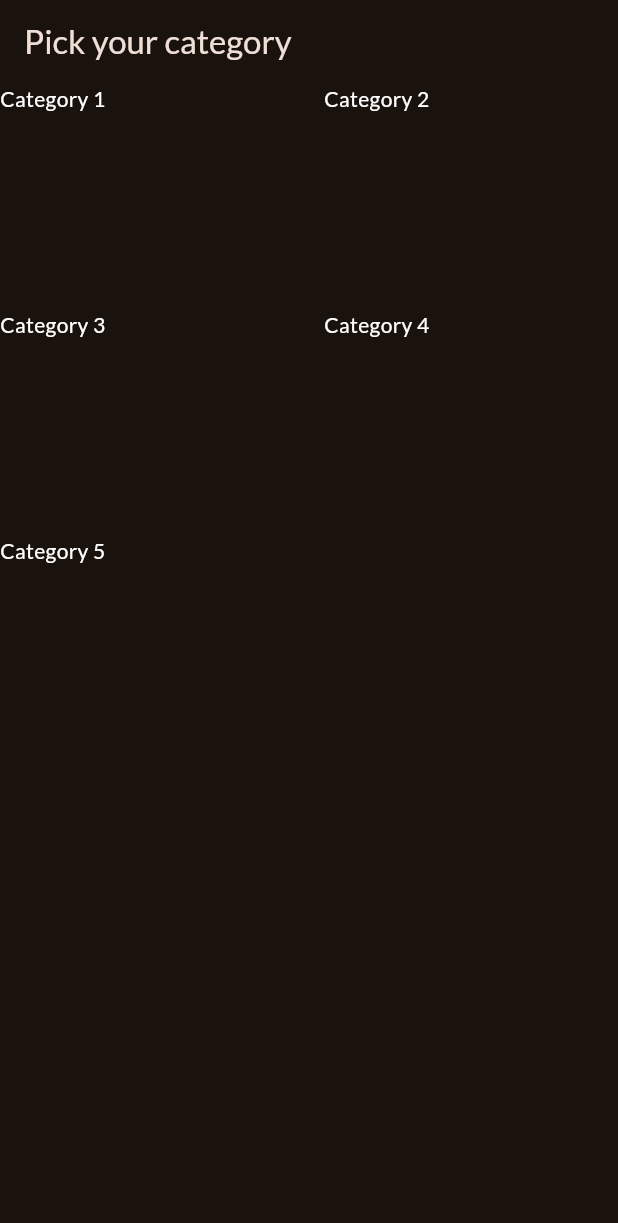
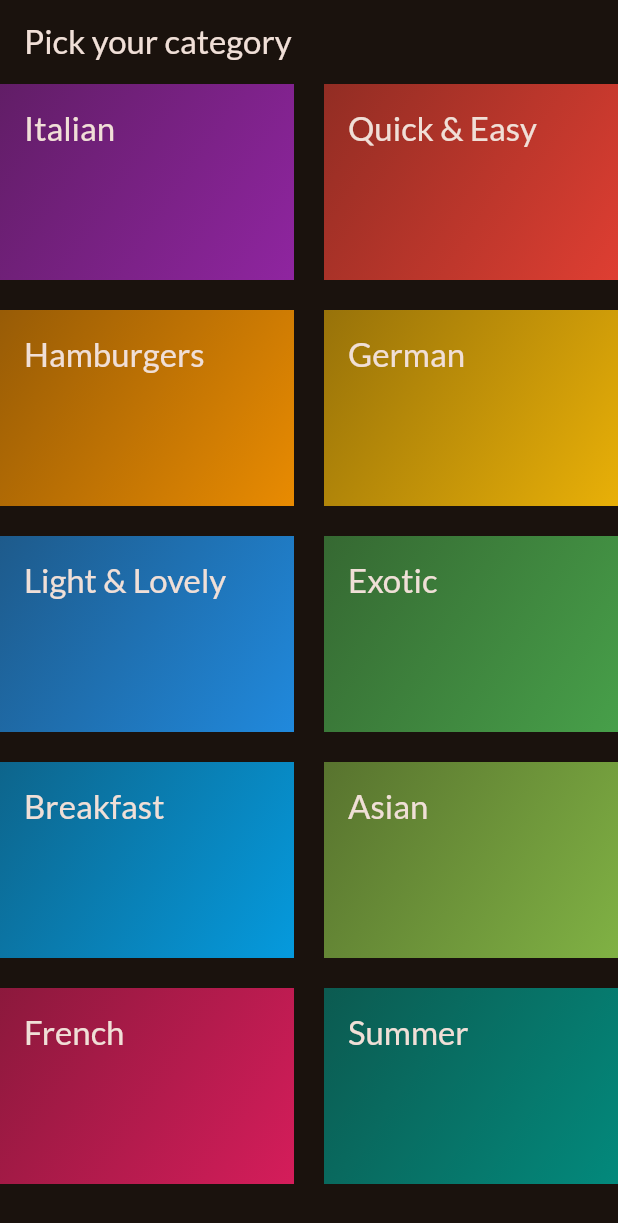
Before and after one commit to jacob-macleod/Recipe-App, a Flutter app: the screen it shows after launch, on a phone screen of 412 x 824 dp. Shown: the top 1223 px of the screen. Run offline on Flutter 3.47's test engine with Material 2 defaults, Android fonts, the phone set to English and light mode, and no system bars; our stand-ins replace google_fonts.

Commit message:
Added real category items

```diff
--- /dev/null
+++ b/lib/data/dummy_data.dart
@@ -0,0 +1,56 @@
+import 'package:flutter/material.dart';
+
+import 'package:meals_app/models/category.dart';
+
+const availableCategories = [
+  Category(
+    id: 'c1',
+    title: 'Italian',
+    color: Colors.purple,
+  ),
+  Category(
+    id: 'c2',
+    title: 'Quick & Easy',
+    color: Colors.red,
+  ),
+  Category(
+    id: 'c3',
+    title: 'Hamburgers',
+    color: Colors.orange,
+  ),
+  Category(
+    id: 'c4',
+    title: 'German',
+    color: Colors.amber,
+  ),
+  Category(
+    id: 'c5',
+    title: 'Light & Lovely',
+    color: Colors.blue,
+  ),
+  Category(
+    id: 'c6',
+    title: 'Exotic',
+    color: Colors.green,
+  ),
+  Category(
+    id: 'c7',
+    title: 'Breakfast',
+    color: Colors.lightBlue,
+  ),
+  Category(
+    id: 'c8',
+    title: 'Asian',
+    color: Colors.lightGreen,
+  ),
+  Category(
+    id: 'c9',
+    title: 'French',
+    color: Colors.pink,
+  ),
+  Category(
+    id: 'c10',
+    title: 'Summer',
+    color: Colors.teal,
+  ),
+];
--- a/lib/main.dart
+++ b/lib/main.dart
@@ -1,5 +1,5 @@
 import 'package:flutter/material.dart';
-import 'package:meals_app/categories.dart';
+import 'package:meals_app/screens/categories.dart';
 import 'package:google_fonts/google_fonts.dart';
 
 final theme = ThemeData(
--- /dev/null
+++ b/lib/models/category.dart
@@ -0,0 +1,13 @@
+import 'package:flutter/material.dart';
+
+class Category {
+  final String id;
+  final String title;
+  final Color color;
+
+  const Category({
+    required this.id,
+    required this.title,
+    this.color = Colors.orange,
+  });
+}
--- a/lib/categories.dart
+++ b/lib/screens/categories.dart
@@ -1,4 +1,6 @@
 import 'package:flutter/material.dart';
+import 'package:meals_app/data/dummy_data.dart';
+import 'package:meals_app/widgets/category_grid_item.dart';
 
 class CategoriesScreen extends StatelessWidget {
   const CategoriesScreen({super.key});
@@ -17,11 +19,7 @@ class CategoriesScreen extends StatelessWidget {
           mainAxisSpacing: 20,
         ),
         children: [
-          Text("Category 1", style: TextStyle(color: Colors.white)),
-          Text("Category 2", style: TextStyle(color: Colors.white)),
-          Text("Category 3", style: TextStyle(color: Colors.white)),
-          Text("Category 4", style: TextStyle(color: Colors.white)),
-          Text("Category 5", style: TextStyle(color: Colors.white)),
+          for (final category in availableCategories) CategoryGridItem(category)
         ],
       ),
     );
--- /dev/null
+++ b/lib/widgets/category_grid_item.dart
@@ -0,0 +1,30 @@
+import 'package:flutter/material.dart';
+import 'package:meals_app/models/category.dart';
+
+class CategoryGridItem extends StatelessWidget {
+  const CategoryGridItem(this.category, {super.key});
+  final Category category;
+
+  @override
+  Widget build(context) {
+    return Container(
+      padding: const EdgeInsets.all(16),
+      decoration: BoxDecoration(
+        gradient: LinearGradient(
+          colors: [
+            category.color.withOpacity(0.55),
+            category.color.withOpacity(0.9),
+          ],
+          begin: Alignment.topLeft,
+          end: Alignment.bottomRight,
+        ),
+      ),
+      child: Text(
+        category.title,
+        style: Theme.of(context).textTheme.titleLarge!.copyWith(
+              color: Theme.of(context).colorScheme.onBackground,
+            ),
+      ),
+    );
+  }
+}
```
